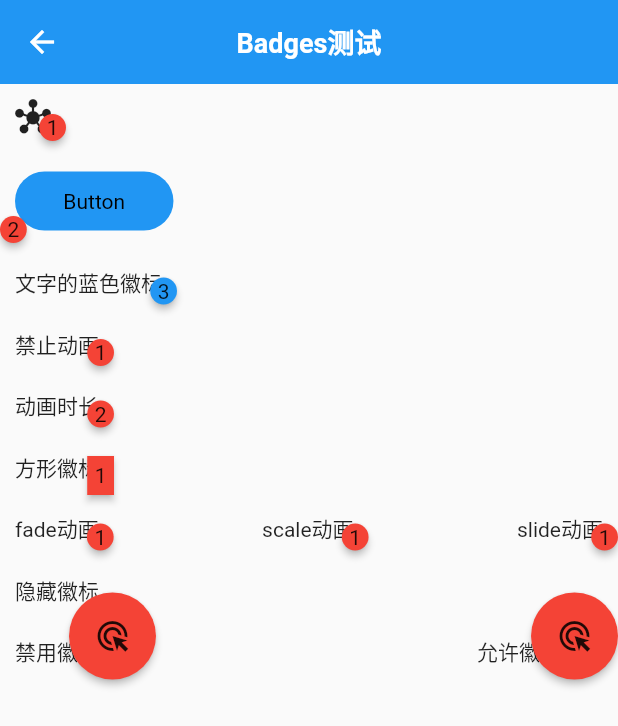
After one commit to FlyNothing/flutter_demo, a Flutter app: the BadgesPage screen opened directly, on a phone screen of 412 x 824 dp. The commit adds this screen. Shown: the top 726 px of the screen. Run offline on Flutter 3.47's test engine with Material 2 defaults, Android fonts, the phone set to English and light mode, and no system bars; drawn by our look-alikes of badges; our stand-ins replace cached_network_image, date_format, dio, easy_refresh, flutter_easyloading, flutter_screenutil and 3 more; missing offline and left inert: flutter_date_picker_timeline; accounts and stored records are empty.

Commit message:
[A] - 增加badges插件

```diff
--- /dev/null
+++ b/lib/plugin/badges/badges_page.dart
@@ -0,0 +1,148 @@
+import 'package:badges/badges.dart';
+import 'package:flutter/material.dart';
+import 'package:flutter_demo/common/util/global_widget.dart';
+import 'package:flutter_demo/common/util/text_style.dart';
+import 'package:flutter_demo/plugin/easyloading/page/easy_loading_page.dart';
+import 'package:flutter_easyloading/flutter_easyloading.dart';
+
+class BadgesPage extends StatelessWidget {
+  const BadgesPage({super.key});
+
+  @override
+  Widget build(BuildContext context) {
+    return Scaffold(
+      appBar: appBarStandard(title: 'Badges测试'),
+      body: _getBody(context),
+    );
+  }
+
+  Widget _getBody(BuildContext context) {
+    return Column(
+      crossAxisAlignment: CrossAxisAlignment.start,
+      children: [
+        Padding(
+          padding: const EdgeInsets.all(10),
+          child: Badge(
+            badgeContent: const Text('1'),
+            position: BadgePosition.bottomEnd(),
+            child: const Icon(Icons.hub),
+          ),
+        ),
+        Padding(
+          padding: const EdgeInsets.all(10),
+          child: Badge(
+            badgeContent: const Text('2'),
+            position: BadgePosition.bottomStart(),
+            child: TextButton(
+                onPressed: () {},
+                child: Text(
+                  "Button",
+                  style: TextStyleUtil.size14W400(color: Colors.black),
+                )),
+          ),
+        ),
+        Padding(
+          padding: const EdgeInsets.all(10),
+          child: Badge(
+            badgeColor: Colors.blue,
+            badgeContent: const Text('3'),
+            position: BadgePosition.bottomEnd(),
+            child: const Text("文字的蓝色徽标"),
+          ),
+        ),
+        Padding(
+          padding: const EdgeInsets.all(10),
+          child: Badge(
+            toAnimate: false,
+            badgeContent: const Text('1'),
+            position: BadgePosition.bottomEnd(),
+            child: const Text("禁止动画"),
+          ),
+        ),
+        Padding(
+          padding: const EdgeInsets.all(10),
+          child: Badge(
+            animationDuration: const Duration(seconds: 3),
+            badgeContent: const Text('2'),
+            position: BadgePosition.bottomEnd(),
+            child: const Text("动画时长"),
+          ),
+        ),
+        Padding(
+          padding: const EdgeInsets.all(10),
+          child: Badge(
+            shape: BadgeShape.square,
+            badgeContent: const Text('1'),
+            position: BadgePosition.bottomEnd(),
+            child: const Text("方形徽标"),
+          ),
+        ),
+        Padding(
+          padding: const EdgeInsets.all(10),
+          child: Row(
+            mainAxisAlignment: MainAxisAlignment.spaceBetween,
+            children: [
+              Badge(
+                animationType: BadgeAnimationType.fade,
+                badgeContent: const Text('1'),
+                position: BadgePosition.bottomEnd(),
+                child: const Text("fade动画"),
+              ),
+              Badge(
+                animationType: BadgeAnimationType.scale,
+                badgeContent: const Text('1'),
+                position: BadgePosition.bottomEnd(),
+                child: const Text("scale动画"),
+              ),
+              Badge(
+                animationType: BadgeAnimationType.slide,
+                badgeContent: const Text('1'),
+                position: BadgePosition.bottomEnd(),
+                child: const Text("slide动画"),
+              ),
+            ],
+          ),
+        ),
+        Padding(
+          padding: const EdgeInsets.all(10),
+          child: Badge(
+            showBadge: false,
+            badgeContent: const Text('1'),
+            position: BadgePosition.bottomEnd(),
+            child: const Text("隐藏徽标"),
+          ),
+        ),
+        Padding(
+          padding: const EdgeInsets.all(10),
+          child: Row(
+            mainAxisAlignment: MainAxisAlignment.spaceBetween,
+            children: [
+              Badge(
+                ignorePointer: true,
+                badgeContent: IconButton(
+                  onPressed: (() {
+                    EasyLoading.showToast("禁用");
+                  }),
+                  icon: const Icon(Icons.ads_click),
+                ),
+                position: BadgePosition.bottomEnd(),
+                child: const Text("禁用徽标互动"),
+              ),
+              Badge(
+                ignorePointer: false,
+                badgeContent: IconButton(
+                  onPressed: (() {
+                    EasyLoading.showToast("允许");
+                  }),
+                  icon: const Icon(Icons.ads_click),
+                ),
+                position: BadgePosition.bottomEnd(),
+                child: const Text("允许徽标互动"),
+              )
+            ],
+          ),
+        ),
+      ],
+    );
+  }
+}
--- a/lib/plugin/plugin_menu_config.dart
+++ b/lib/plugin/plugin_menu_config.dart
@@ -6,6 +6,8 @@ import 'package:flutter_demo/plugin/easyrefresh/easy_refresh_page.dart';
 import 'package:flutter_demo/plugin/qrcode/qr_code_page.dart';
 import 'package:flutter_demo/plugin/sharedpreferences/shared_preferences_page.dart';
 
+import 'badges/badges_page.dart';
+
 List<PluginMenuVO> pluginMenuList = [
   PluginMenuVO("easy_loading", "进度加载", const EasyLoadingPage()),
   PluginMenuVO("qr_code", "二维码生成", const QRCodePage('{"code": "A Test QR Code"}')),
@@ -13,6 +15,7 @@ List<PluginMenuVO> pluginMenuList = [
   PluginMenuVO("shared_preferences", "轻量级本地存储", const SharedPreferencesPage()),
   PluginMenuVO("easy_refresh", "下拉刷新及上拉加载", const EasyRefreshPage()),
   PluginMenuVO("flutter_date_picker_timeline", "水平日期选择器测试", const DatePickerTimelinePage()),
+  PluginMenuVO("badges", "徽标测试", const BadgesPage()),
 ];
 
 class PluginMenuVO {
--- a/pubspec.yaml
+++ b/pubspec.yaml
@@ -11,7 +11,7 @@ environment:
 dependencies:
   flutter:
     sdk: flutter
-
+  badges: ^2.0.3
   cached_network_image: ^3.2.2
   crypto: ^3.0.2
   cupertino_icons: ^1.0.2
```
